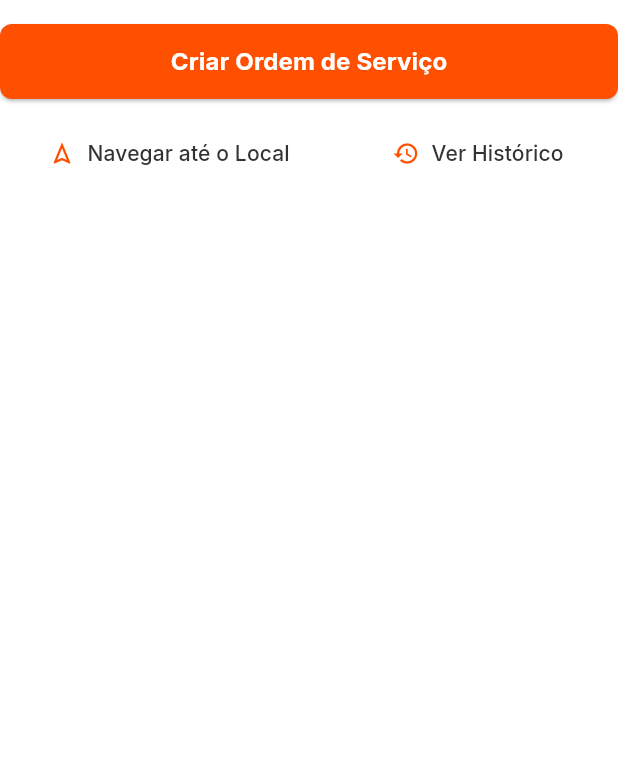
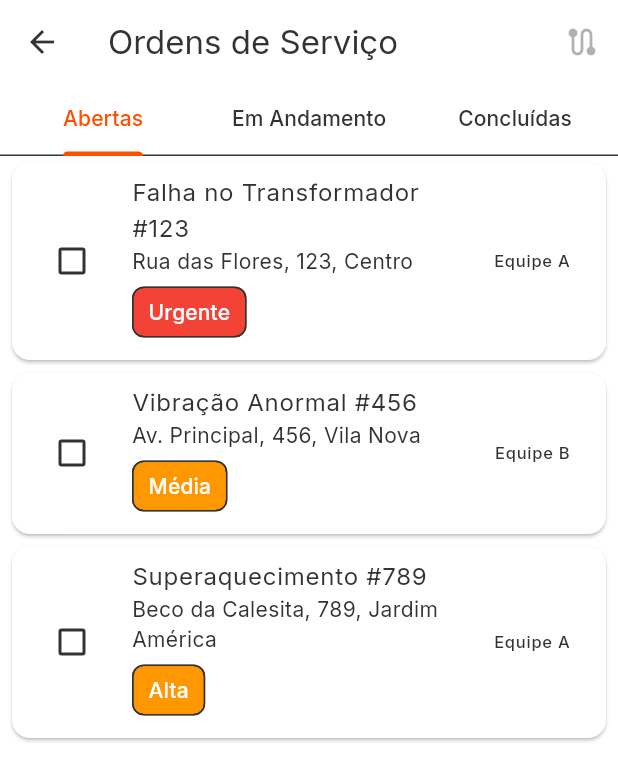
Before and after one commit to IADRON/VoltionHub, a Flutter app: the ActionButtons widget shown alone on an empty page, opened directly, after a tap on "Criar Ordem de Serviço", on a phone screen of 412 x 824 dp. Shown: the top 781 px of the screen. Run offline on Flutter 3.47's test engine with Material 3 defaults, Android fonts, the light colour scheme and no system bars; our stand-ins replace google_fonts, google_maps_flutter.

Commit message:
0.13
service_order_screen, o tema não foi testado ainda, design precisa de revisão.

```diff
--- /dev/null
+++ b/lib/models/service_order.dart
@@ -0,0 +1,15 @@
+class ServiceOrder {
+  final String title;
+  final String address;
+  final String neighborhood;
+  final String priority;
+  final String assignedTeam;
+
+  ServiceOrder({
+    required this.title,
+    required this.address,
+    required this.neighborhood,
+    required this.priority,
+    required this.assignedTeam,
+  });
+}
--- a/lib/screens/dashboard/widgets/details_panel/action_buttons.dart
+++ b/lib/screens/dashboard/widgets/details_panel/action_buttons.dart
@@ -1,6 +1,6 @@
 import 'package:flutter/material.dart';
 import 'package:google_fonts/google_fonts.dart';
-import '../../../../theme/app_colors.dart';
+import 'package:voltionhubapp/screens/service_order/service_order_screen.dart';
 import '../../../../widgets/custom_button.dart';
 
 class ActionButtons extends StatelessWidget {
@@ -15,7 +15,7 @@ class ActionButtons extends StatelessWidget {
         CustomButton(
           text: 'Criar Ordem de Serviço',
           onPressed: () {
-            // Lógica para criar OS
+            Navigator.push(context, MaterialPageRoute(builder: (context) => ServiceOrderScreen()));
           },
         ),
         const SizedBox(height: 12),
--- /dev/null
+++ b/lib/screens/service_order/service_order_screen.dart
@@ -0,0 +1,140 @@
+import 'package:flutter/material.dart';
+import '../../models/service_order.dart';
+import '../intelligent_routing/intelligent_routing_screen.dart';
+
+// Convertido para StatefulWidget para gerenciar o estado da seleção
+class ServiceOrderScreen extends StatefulWidget {
+  ServiceOrderScreen({super.key});
+
+  @override
+  State<ServiceOrderScreen> createState() => _ServiceOrderScreenState();
+}
+
+class _ServiceOrderScreenState extends State<ServiceOrderScreen> {
+  // Lista de ordens de serviço (dados de exemplo)
+  final List<ServiceOrder> openOrders = [
+    ServiceOrder(
+      title: 'Falha no Transformador #123',
+      address: 'Rua das Flores, 123',
+      neighborhood: 'Centro',
+      priority: 'Urgente',
+      assignedTeam: 'Equipe A',
+    ),
+    ServiceOrder(
+      title: 'Vibração Anormal #456',
+      address: 'Av. Principal, 456',
+      neighborhood: 'Vila Nova',
+      priority: 'Média',
+      assignedTeam: 'Equipe B',
+    ),
+    ServiceOrder(
+      title: 'Superaquecimento #789',
+      address: 'Beco da Calesita, 789',
+      neighborhood: 'Jardim América',
+      priority: 'Alta',
+      assignedTeam: 'Equipe A',
+    ),
+  ];
+
+  // Nova lista para controlar as ordens de serviço selecionadas
+  final List<ServiceOrder> selectedOrders = [];
+
+  @override
+  Widget build(BuildContext context) {
+    return DefaultTabController(
+      length: 3,
+      child: Scaffold(
+        appBar: AppBar(
+          title: const Text('Ordens de Serviço'),
+          bottom: const TabBar(
+            tabs: [
+              Tab(text: 'Abertas'),
+              Tab(text: 'Em Andamento'),
+              Tab(text: 'Concluídas'),
+            ],
+          ),
+          actions: [
+            // O botão de roteirização agora só é clicável se houver ordens selecionadas
+            IconButton(
+              icon: const Icon(Icons.route),
+              tooltip: 'Criar Rota Selecionada',
+              onPressed: selectedOrders.isEmpty
+                  ? null // Desabilita o botão se nenhuma OS for selecionada
+                  : () {
+                      Navigator.push(
+                        context,
+                        MaterialPageRoute(
+                          builder: (context) => IntelligentRoutingModule(
+                              serviceOrders: selectedOrders),
+                        ),
+                      );
+                    },
+            ),
+          ],
+        ),
+        body: TabBarView(
+          children: [
+            _buildOrderList(openOrders),
+            _buildOrderList([]), // Lista vazia para "Em Andamento"
+            _buildOrderList([]), // Lista vazia para "Concluídas"
+          ],
+        ),
+      ),
+    );
+  }
+
+  // O método agora constrói a lista com a lógica de seleção
+  Widget _buildOrderList(List<ServiceOrder> orders) {
+    if (orders.isEmpty) {
+      return const Center(child: Text("Nenhuma ordem de serviço aqui."));
+    }
+
+    return ListView.builder(
+      itemCount: orders.length,
+      itemBuilder: (context, index) {
+        final order = orders[index];
+        final isSelected = selectedOrders.contains(order);
+
+        return Card(
+          margin: const EdgeInsets.symmetric(horizontal: 8.0, vertical: 4.0),
+          child: ListTile(
+            // Checkbox para seleção
+            leading: Checkbox(
+              value: isSelected,
+              onChanged: (bool? value) {
+                setState(() {
+                  if (value == true) {
+                    selectedOrders.add(order);
+                  } else {
+                    selectedOrders.remove(order);
+                  }
+                });
+              },
+            ),
+            title: Text(order.title),
+            subtitle: Column(
+              crossAxisAlignment: CrossAxisAlignment.start,
+              children: [
+                Text('${order.address}, ${order.neighborhood}'),
+                Chip(
+                  label: Text(
+                    order.priority,
+                    style: const TextStyle(color: Colors.white),
+                  ),
+                  backgroundColor: order.priority == 'Urgente'
+                      ? Colors.red
+                      : Colors.orange,
+                  padding: const EdgeInsets.all(2),
+                ),
+              ],
+            ),
+            trailing: Text(order.assignedTeam),
+            onTap: () {
+              // Lógica para ver detalhes da OS
+            },
+          ),
+        );
+      },
+    );
+  }
+}
```
Also changed, not shown: lib/screens/intelligent_routing/intelligent_routing_screen.dart (added, +88 -0 lines).
